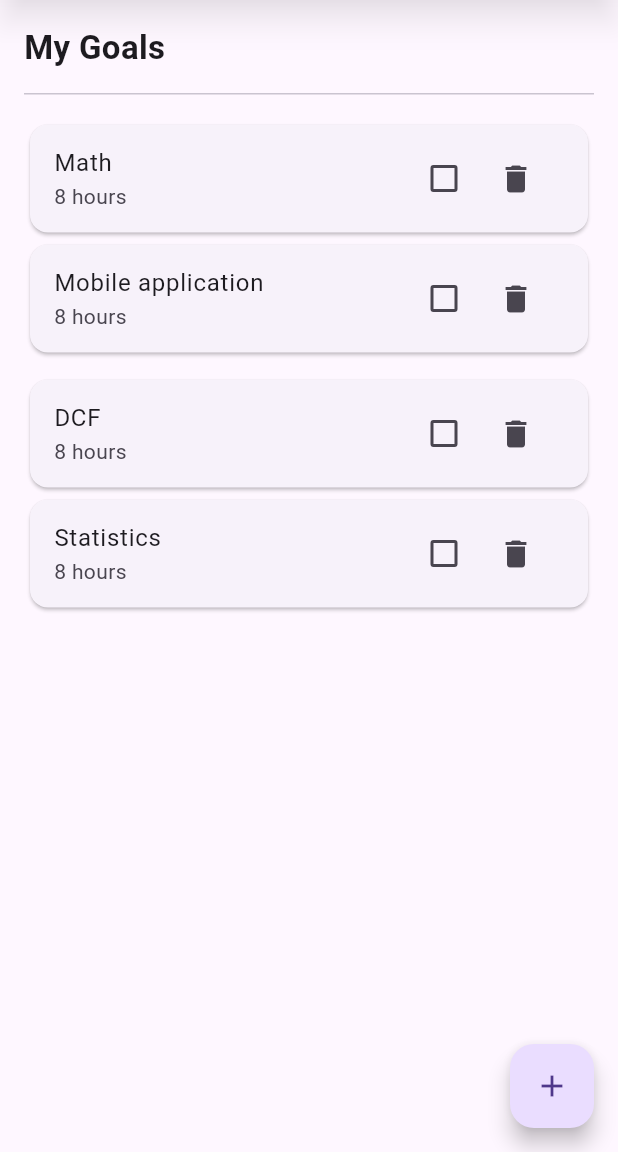
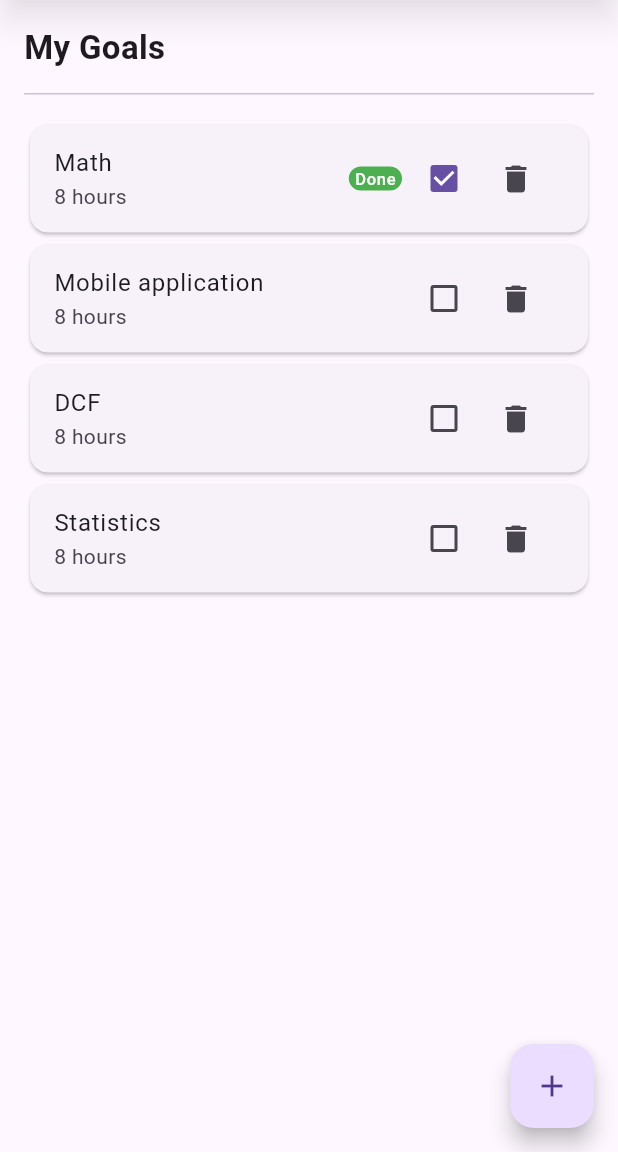
Before and after one commit to faustine-van/study_planner, a Flutter app: the screen it shows after launch, on a phone screen of 412 x 824 dp, the part 84-1236 px from its top. Run offline on Flutter 3.47's test engine with Material 3 defaults, Android fonts, the phone set to English and light mode, and no system bars; our stand-ins replace material_ui.

Commit message:
Phase 1: Working Lis

```diff
--- a/lib/main.dart
+++ b/lib/main.dart
@@ -13,9 +13,20 @@ class MainApp extends StatelessWidget {
   }
 }
 
-class Home extends StatelessWidget {
+class Home extends StatefulWidget {
   const Home({super.key});
 
+  @override
+  State<Home> createState() => _HomeState();
+}
+
+class _HomeState extends State<Home> {
+  List<Map<String, dynamic>> goalsList = [
+    {"subject": "Math", "hours": "8 hours", "done": true},
+    {"subject": "Mobile application", "hours": "8 hours", "done": false},
+    {"subject": "DCF", "hours": "8 hours", "done": false},
+    {"subject": "Statistics", "hours": "8 hours", "done": false},
+  ];
   @override
   Widget build(BuildContext context) {
     return Scaffold(
@@ -25,8 +36,8 @@ class Home extends StatelessWidget {
         elevation: 8.0,
         shadowColor: Colors.black.withValues(alpha: 0.4),
         backgroundColor: Colors.blue, // Or Color(0xFF673AB7)
-      foregroundColor: Colors.white,
-        ),
+        foregroundColor: Colors.white,
+      ),
       // STATIC: body with list of goals
       body: Padding(
         padding: const EdgeInsets.all(16),
@@ -44,82 +55,44 @@ class Home extends StatelessWidget {
             const SizedBox(height: 16),
             // STATIC: list of goals
             Expanded(
-              child: ListView(
-                children: [
-                  Card(
+              child: ListView.builder(
+                itemCount: goalsList.length,
+                itemBuilder: (BuildContext context, int index) {
+                  return Card(
                     child: ListTile(
-                      title: const Text('Math'),
-                      subtitle: const Text('8 hours'),
+                      title: Text(goalsList[index]["subject"]),
+                      subtitle: Text(goalsList[index]["hours"]),
                       trailing: Row(
                         mainAxisSize: MainAxisSize.min,
                         children: [
-                          Checkbox(value: false, onChanged: (bool? value) {}),
+                          if (goalsList[index]["done"] == true)
+                            const Badge(
+                              label: Text("Done"),
+                              backgroundColor: Colors.green,
+                              textColor: Colors.white,
+                            ),
+                          const SizedBox(width: 4),
+                          Checkbox(
+                            value: goalsList[index]["done"] ?? false,
+                            onChanged: (bool? value) {
+                              setState(() {
+                                goalsList[index]["done"] = value ?? false;
+                              });
+                            },
+                          ),
                           IconButton(
                             onPressed: () {
-                              debugPrint('Deleted');
+                              setState(() {
+                                goalsList.removeAt(index);
+                              });
                             },
-                            icon: Icon(Icons.delete),
+                            icon: const Icon(Icons.delete),
                           ),
                         ],
                       ),
                     ),
-                  ),
-                  Card(
-                    child: ListTile(
-                      title: const Text('Mobile application'),
-                      subtitle: const Text('8 hours'),
-                      trailing: Row(
-                        mainAxisSize: MainAxisSize.min,
-                        children: [
-                          Checkbox(value: false, onChanged: (bool? value) {}),
-                          IconButton(
-                            onPressed: () {
-                              debugPrint('Deleted');
-                            },
-                            icon: Icon(Icons.delete),
-                          ),
-                        ],
-                      ),
-                    ),
-                  ),
-                  const SizedBox(height: 10),
-                  Card(
-                    child: ListTile(
-                      title: const Text('DCF'),
-                      subtitle: const Text('8 hours'),
-                      trailing: Row(
-                        mainAxisSize: MainAxisSize.min,
-                        children: [
-                          Checkbox(value: false, onChanged: (bool? value) {}),
-                          IconButton(
-                            onPressed: () {
-                              debugPrint('Deleted');
-                            },
-                            icon: Icon(Icons.delete),
-                          ),
-                        ],
-                      ),
-                    ),
-                  ),
-                  Card(
-                    child: ListTile(
-                      title: const Text('Statistics'),
-                      subtitle: const Text('8 hours'),
-                      trailing: Row(
-                        mainAxisSize: MainAxisSize.min,
-                        children: [
-                          Checkbox(value: false, onChanged: (bool? value) {}),
-                          IconButton(
-                            onPressed: () {
-                              debugPrint('Deleted');
-                            },
-                            icon: Icon(Icons.delete),
-                          ),
-                        ],
-                      ),
-                    ),
-                  ),
-                ],
+                  );
+                },
               ),
             ),
           ],
@@ -127,7 +100,15 @@ class Home extends StatelessWidget {
       ),
       // STATIC: floating action button to add goal
       floatingActionButton: FloatingActionButton(
-        onPressed: () {},
+        onPressed: () {
+          setState(() {
+            goalsList.add({
+              "subject": "New Subject",
+              "hours": "8 hours",
+              "done": false,
+            });
+          });
+        },
         child: const Icon(Icons.add),
       ),
     );
```
